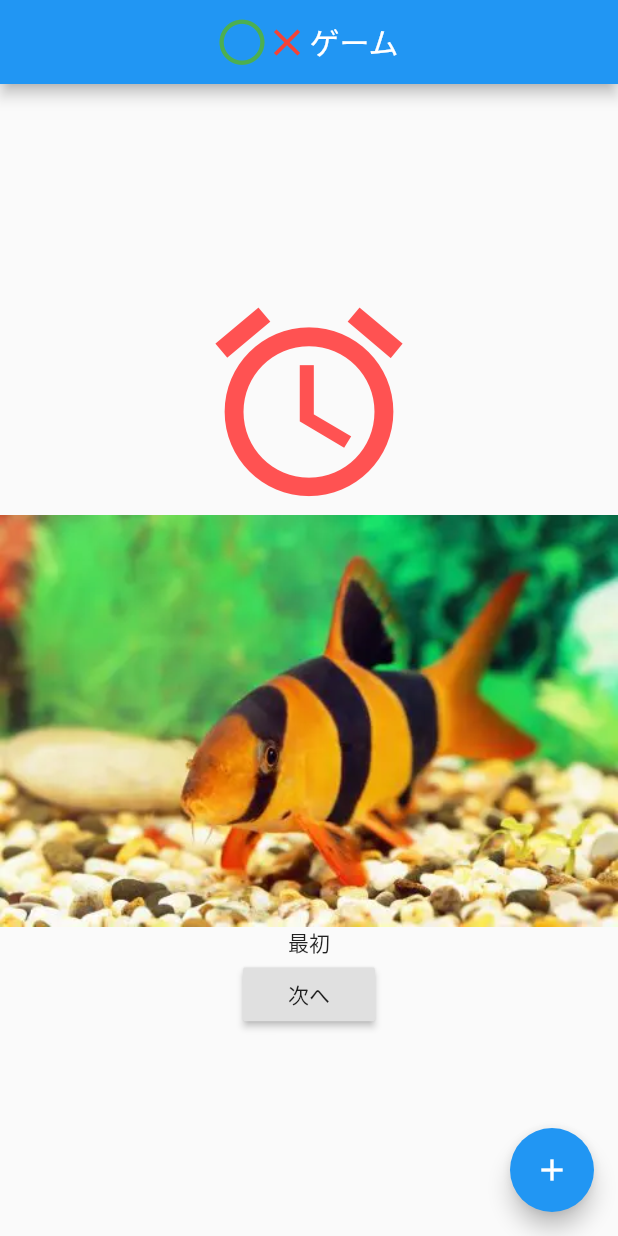
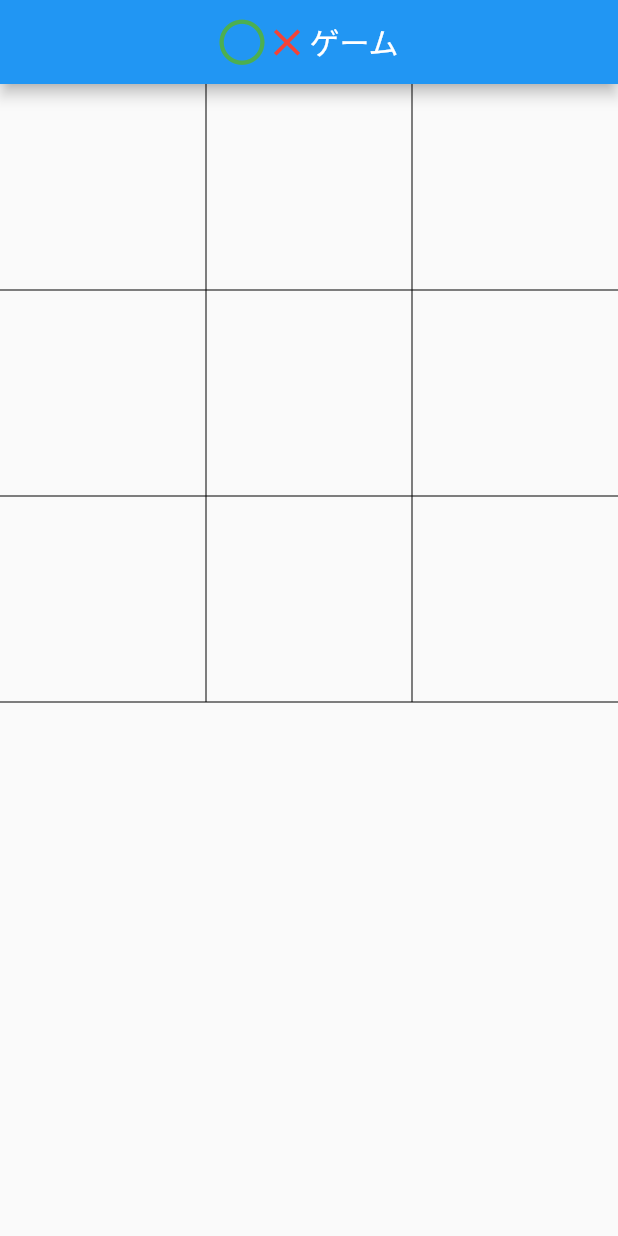
Before and after one commit to polysan/flutterMyApp, a Flutter app: the screen it shows after launch, on a phone screen of 412 x 824 dp. Run offline on Flutter 3.47's test engine with Material 2 defaults, Android fonts, the phone set to English and light mode, and no system bars; our stand-ins replace font_awesome_flutter.

Commit message:
マス目作成

```diff
--- a/lib/main.dart
+++ b/lib/main.dart
@@ -55,7 +55,7 @@ class _MyHomePageState extends State<MyHomePage> {
   Widget build(BuildContext context) {
     return Scaffold(
       appBar: AppBar(
-        title: Row (
+        title: Row(
           mainAxisAlignment: MainAxisAlignment.center,
           children: [
             Icon(FontAwesomeIcons.circle, color: Colors.green, size: 30),
@@ -64,48 +64,136 @@ class _MyHomePageState extends State<MyHomePage> {
           ],
         ),
       ),
-      body: Center(
-        child: Column(
-          // 上下中央寄せ
-          mainAxisAlignment: MainAxisAlignment.center,
-          children: [
-            // アイコン表示
-            const Icon(Icons.access_alarm_outlined,
-                color: Colors.redAccent, size: 150),
-            // フォルダから画像を表示
-            Image.asset('images/crown.jpg'),
-            // web上から画像を貼り付け①
-            // const Image(
-            //   image: NetworkImage('https://flutter.github.io/assets-for-api-docs/assets/widgets/owl.jpg'),
-            // ),
-            // web上から画像を貼り付け②
-            // Image.network('https://flutter.github.io/assets-for-api-docs/assets/widgets/owl-2.jpg'),
-            Text(text),
-            RaisedButton(
-              child: const Text('次へ'),
-              onPressed: () async {
-                // 画面遷移する方法②
-                // Navigator.pushNamed(context, '/nextpage');
-                // 画面遷移する方法①
-                final result = await Navigator.push(
-                  context,
-                  MaterialPageRoute(builder: (context) => NextPage('次へ渡す値')),
-                );
-                // text = result;
-                print(result);
-                // setStateをつけないと値が反映されない
-                setState(() {
-                  text = result;
-                });
-              },
-            ),
-          ],
-        ),
+      body: Column(
+        children: [
+          Row(
+            children: [
+              Expanded(
+                  child: AspectRatio(
+                      aspectRatio: 1.0,
+                      child: Row(
+                        children: [
+                          Expanded(
+                            child: Container(
+                            ),
+                          ),
+                          VerticalDivider(
+                            width: 0.0,
+                            color: Colors.black,
+                          ),
+                        ],
+                      ))),
+
+              Expanded(
+                  child: AspectRatio(
+                      aspectRatio: 1.0,
+                      child: Row(
+                        children: [
+                          Expanded(
+                            child: Container(
+                            ),
+                          ),
+                          VerticalDivider(
+                            width: 0.0,
+                            color: Colors.black,
+                          ),
+                        ],
+                      ))),
+
+              Expanded(
+                  child: AspectRatio(
+                      aspectRatio: 1.0,
+                      child: Container(
+                      ))),
+            ],
+          ),
+          Divider(height: 0.0, color: Colors.black,),
+          Row(
+            children: [
+              Expanded(
+                  child: AspectRatio(
+                      aspectRatio: 1.0,
+                      child: Row(
+                        children: [
+                          Expanded(
+                            child: Container(
+                            ),
+                          ),
+                          VerticalDivider(
+                            width: 0.0,
+                            color: Colors.black,
+                          ),
+                        ],
+                      ))),
+
+              Expanded(
+                  child: AspectRatio(
+                      aspectRatio: 1.0,
+                      child: Row(
+                        children: [
+                          Expanded(
+                            child: Container(
+                            ),
+                          ),
+                          VerticalDivider(
+                            width: 0.0,
+                            color: Colors.black,
+                          ),
+                        ],
+                      ))),
+
+              Expanded(
+                  child: AspectRatio(
+                      aspectRatio: 1.0,
+                      child: Container(
+                      ))),
+            ],
+          ),
+          Divider(height: 0.0, color: Colors.black,),
+          Row(
+            children: [
+              Expanded(
+                  child: AspectRatio(
+                      aspectRatio: 1.0,
+                      child: Row(
+                        children: [
+                          Expanded(
+                            child: Container(
+                            ),
+                          ),
+                          VerticalDivider(
+                            width: 0.0,
+                            color: Colors.black,
+                          ),
+                        ],
+                      ))),
+
+              Expanded(
+                  child: AspectRatio(
+                      aspectRatio: 1.0,
+                      child: Row(
+                        children: [
+                          Expanded(
+                            child: Container(
+                            ),
+                          ),
+                          VerticalDivider(
+                            width: 0.0,
+                            color: Colors.black,
+                          ),
+                        ],
+                      ))),
+
+              Expanded(
+                  child: AspectRatio(
+                      aspectRatio: 1.0,
+                      child: Container(
+                      ))),
+            ],
+          ),
+          Divider(height: 0.0, color: Colors.black,),
+        ],
       ),
-      floatingActionButton: FloatingActionButton(
-          onPressed: _incrementCounter,
-          tooltip: 'Increment',
-          child: const Icon(Icons.add)),
     );
   }
 }
```
